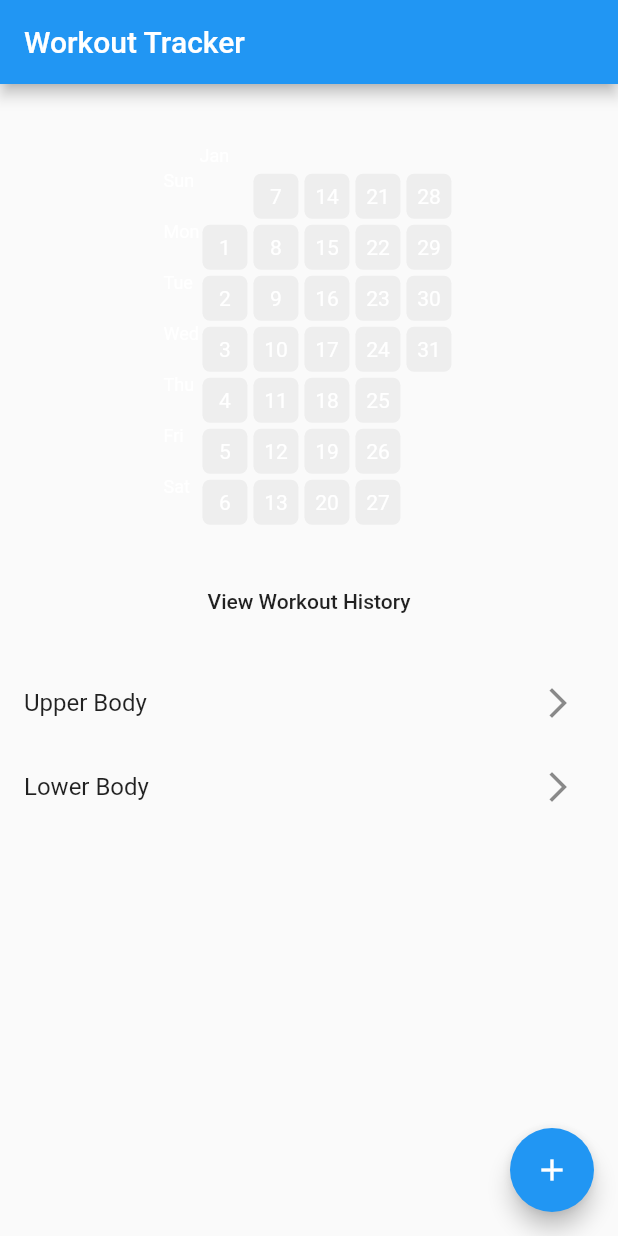
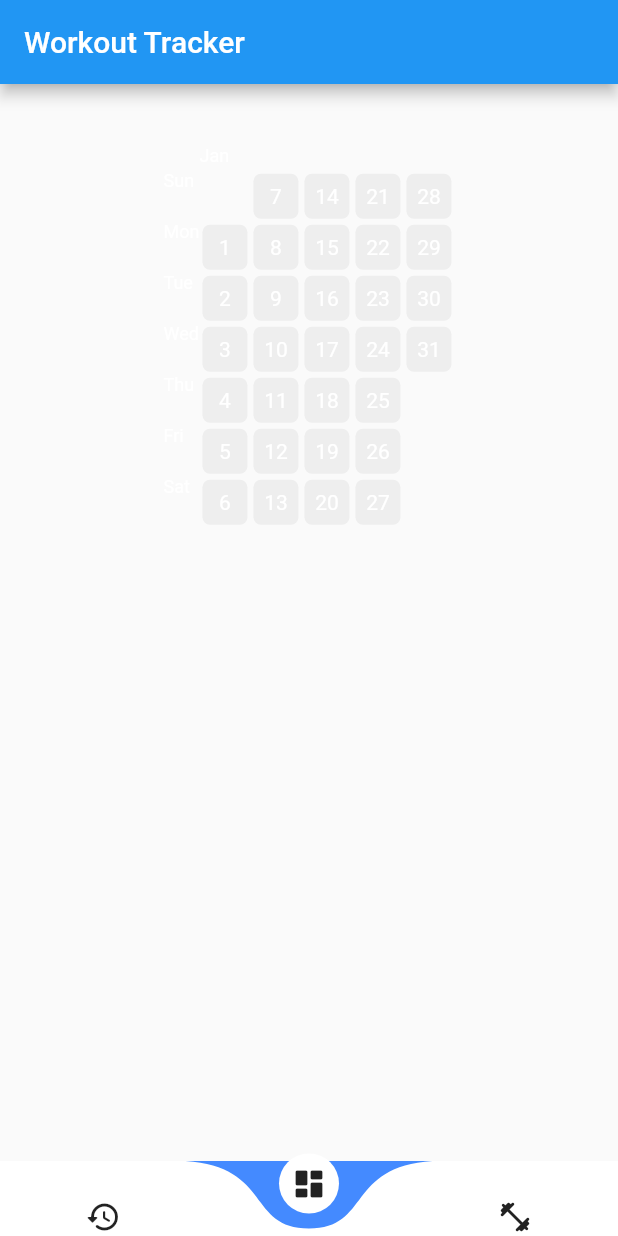
Before and after one commit to adzzzfarr/workout, a Flutter app: the screen it shows after launch, on a phone screen of 412 x 824 dp. Run offline on Flutter 3.47's test engine with Material 2 defaults, Android fonts, the light colour scheme and no system bars; drawn by our look-alikes of curved_navigation_bar, flutter_heatmap_calendar; our stand-ins replace hive, hive_flutter; missing offline and left inert: bottom_drawer; accounts and stored records are empty; statements that could not run were skipped.

Commit message:
Added CurvedNavigationBar

```diff
--- a/lib/main.dart
+++ b/lib/main.dart
@@ -5,7 +5,9 @@ import 'package:workout/data/template_workout_data.dart';
 import 'package:workout/models/exercise.dart';
 import 'package:workout/models/performed_workout.dart';
 import 'package:workout/models/template_workout.dart';
-import 'package:workout/pages/home_page.dart';
+import 'package:workout/pages/dashboard_page.dart';
+import 'package:workout/pages/navigation_bar_page.dart';
+import 'package:workout/pages/template_workouts_list_page.dart';
 import 'package:hive_flutter/hive_flutter.dart';
 
 void main() async {
@@ -42,7 +44,7 @@ class MyApp extends StatelessWidget {
       ],
       child: const MaterialApp(
         debugShowCheckedModeBanner: false,
-        home: HomePage(),
+        home: NavigationBarPage(),
       ),
     );
   }
--- /dev/null
+++ b/lib/pages/dashboard_page.dart
@@ -0,0 +1,65 @@
+import 'package:curved_navigation_bar/curved_navigation_bar.dart';
+import 'package:flutter/material.dart';
+import 'package:provider/provider.dart';
+import 'package:workout/data/date_time.dart';
+import 'package:workout/data/performed_workout_data.dart';
+import 'package:workout/data/template_workout_data.dart';
+import 'package:workout/pages/template_workout_page.dart';
+import 'package:workout/pages/workout_history_page.dart';
+import 'package:workout/widgets/heat_map.dart';
+
+import '../models/template_workout.dart';
+
+class DashboardPage extends StatefulWidget {
+  const DashboardPage({super.key});
+
+  @override
+  State<DashboardPage> createState() => _DashboardPageState();
+}
+
+class _DashboardPageState extends State<DashboardPage> {
+  @override
+  void initState() {
+    super.initState();
+    Provider.of<PerformedWorkoutData>(context, listen: false)
+        .initialiseCompletedWorkoutList();
+    Provider.of<PerformedWorkoutData>(context, listen: false).loadHeatMap();
+  }
+
+  @override
+  Widget build(BuildContext context) {
+    return Consumer<TemplateWorkoutData>(
+      builder: (context, value, child) => Scaffold(
+        appBar: AppBar(
+          title: const Text('Workout Tracker'),
+        ),
+        body: Builder(
+          builder: (context) => ListView(
+            children: [
+              Padding(
+                padding: const EdgeInsets.all(16),
+                child: Column(
+                  children: [
+                    WorkoutHeatMap(
+                      datasets: Provider.of<PerformedWorkoutData>(context)
+                          .heatMapDataSet,
+                    ),
+                  ],
+                ),
+              ),
+            ],
+          ),
+        ),
+      ),
+    );
+  }
+
+  void goToTemplateWorkoutPage(String workoutName) {
+    Navigator.push(
+      context,
+      MaterialPageRoute(
+        builder: (context) => TemplateWorkoutPage(workoutName: workoutName),
+      ),
+    );
+  }
+}
--- /dev/null
+++ b/lib/pages/navigation_bar_page.dart
@@ -0,0 +1,43 @@
+import 'package:curved_navigation_bar/curved_navigation_bar.dart';
+import 'package:flutter/material.dart';
+import 'package:workout/pages/dashboard_page.dart';
+import 'package:workout/pages/template_workouts_list_page.dart';
+import 'package:workout/pages/workout_history_page.dart';
+
+class NavigationBarPage extends StatefulWidget {
+  const NavigationBarPage({super.key});
+
+  @override
+  State<NavigationBarPage> createState() => _NavigationBarPageState();
+}
+
+class _NavigationBarPageState extends State<NavigationBarPage> {
+  final navigationKey = GlobalKey<CurvedNavigationBarState>();
+  int selectedIndex = 1;
+
+  final screens = const [
+    WorkoutHistoryPage(),
+    DashboardPage(),
+    TemplateWorkoutsListPage(),
+  ];
+
+  @override
+  Widget build(BuildContext context) {
+    return Scaffold(
+      bottomNavigationBar: CurvedNavigationBar(
+        key: navigationKey,
+        index: selectedIndex,
+        items: const [
+          Icon(Icons.history_rounded),
+          Icon(Icons.dashboard_rounded),
+          Icon(Icons.fitness_center_rounded),
+        ],
+        height: 50,
+        onTap: (index) => setState(() {
+          selectedIndex = index;
+        }),
+      ),
+      body: screens[selectedIndex],
+    );
+  }
+}
--- a/lib/pages/performed_workout_page.dart
+++ b/lib/pages/performed_workout_page.dart
@@ -5,7 +5,8 @@ import 'package:flutter/material.dart';
 import 'package:provider/provider.dart';
 import 'package:workout/data/performed_workout_data.dart';
 import 'package:workout/models/performed_workout.dart';
-import 'package:workout/pages/home_page.dart';
+import 'package:workout/pages/navigation_bar_page.dart';
+import 'package:workout/pages/template_workouts_list_page.dart';
 import 'package:workout/widgets/exercise_tile.dart';
 
 // TODO: Handle WillPopScope
@@ -209,7 +210,7 @@ class _PerformedWorkoutPageState extends State<PerformedWorkoutPage> {
     Navigator.pushAndRemoveUntil(
       context,
       MaterialPageRoute(
-        builder: (context) => const HomePage(),
+        builder: (context) => const NavigationBarPage(),
       ),
       (route) => false,
     );
--- a/lib/pages/home_page.dart
+++ b/lib/pages/template_workouts_list_page.dart
@@ -9,23 +9,21 @@ import 'package:workout/widgets/heat_map.dart';
 
 import '../models/template_workout.dart';
 
-class HomePage extends StatefulWidget {
-  const HomePage({super.key});
+class TemplateWorkoutsListPage extends StatefulWidget {
+  const TemplateWorkoutsListPage({super.key});
 
   @override
-  State<HomePage> createState() => _HomePageState();
+  State<TemplateWorkoutsListPage> createState() =>
+      _TemplateWorkoutsListPageState();
 }
 
-class _HomePageState extends State<HomePage> {
+class _TemplateWorkoutsListPageState extends State<TemplateWorkoutsListPage> {
   @override
   void initState() {
     super.initState();
 
     Provider.of<TemplateWorkoutData>(context, listen: false)
         .initialiseTemplateWorkoutList();
-    Provider.of<PerformedWorkoutData>(context, listen: false)
-        .initialiseCompletedWorkoutList();
-    Provider.of<PerformedWorkoutData>(context, listen: false).loadHeatMap();
   }
 
   final newTemplateWorkoutNameController = TextEditingController();
@@ -44,21 +42,6 @@ class _HomePageState extends State<HomePage> {
         body: Builder(
           builder: (context) => ListView(
             children: [
-              Padding(
-                padding: const EdgeInsets.all(16),
-                child: Column(
-                  children: [
-                    WorkoutHeatMap(
-                      datasets: Provider.of<PerformedWorkoutData>(context)
-                          .heatMapDataSet,
-                    ),
-                    MaterialButton(
-                      onPressed: () => goToWorkoutHistoryPage(),
-                      child: const Text('View Workout History'),
-                    ),
-                  ],
-                ),
-              ),
               ListView.builder(
                 shrinkWrap: true,
                 itemCount: value.getTemplateWorkoutList().length,
@@ -158,13 +141,4 @@ class _HomePageState extends State<HomePage> {
       ),
     );
   }
-
-  void goToWorkoutHistoryPage() {
-    Navigator.push(
-      context,
-      MaterialPageRoute(
-        builder: (context) => const WorkoutHistoryPage(),
-      ),
-    );
-  }
 }
--- a/pubspec.yaml
+++ b/pubspec.yaml
@@ -42,6 +42,7 @@ dependencies:
   build_runner: ^2.3.3
   hive_generator: ^2.0.1
   bottom_drawer: ^0.0.5
+  curved_navigation_bar: ^1.0.3
 
 dev_dependencies:
   flutter_test:
```
Also changed, not shown: pubspec.lock.
